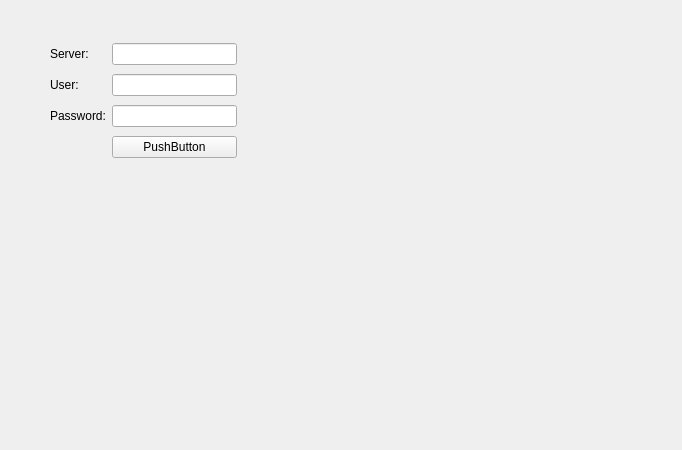
This is src/designer/views/clothodbview/ClothoDBView.ui in igemsoftware/USTC-Software_2011 as Qt 5 draws it before an edit. The edited form follows.
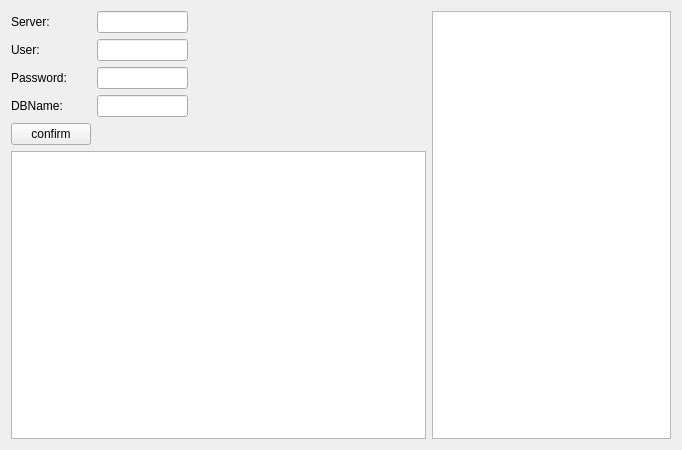
This is the edited form.

```diff
--- a/src/designer/views/clothodbview/ClothoDBView.ui
+++ b/src/designer/views/clothodbview/ClothoDBView.ui
@@ -13,15 +13,6 @@
   <property name="windowTitle">
    <string>Form</string>
   </property>
-  <widget class="QWidget" name="">
-   <property name="geometry">
-    <rect>
-     <x>50</x>
-     <y>40</y>
-     <width>187</width>
-     <height>122</height>
-    </rect>
-   </property>
    <layout class="QGridLayout" name="gridLayout">
     <item row="0" column="0">
      <widget class="QLabel" name="label_3">
@@ -33,6 +24,20 @@
     <item row="0" column="1">
      <widget class="QLineEdit" name="lineEdit_server"/>
     </item>
+   <item row="0" column="3" rowspan="6">
+    <widget class="QTreeView" name="treeView">
+     <property name="editTriggers">
+      <set>QAbstractItemView::NoEditTriggers</set>
+     </property>
+    </widget>
+   </item>
+   <item row="1" column="0">
+    <widget class="QLabel" name="label">
+     <property name="text">
+      <string>User:</string>
+     </property>
+    </widget>
+   </item>
     <item row="1" column="1">
      <widget class="QLineEdit" name="lineEdit_user"/>
     </item>
@@ -46,22 +51,40 @@
     <item row="2" column="1">
      <widget class="QLineEdit" name="lineEdit_password"/>
     </item>
+   <item row="2" column="2">
+    <spacer name="horizontalSpacer">
+     <property name="orientation">
+      <enum>Qt::Horizontal</enum>
+     </property>
+     <property name="sizeHint" stdset="0">
+      <size>
+       <width>249</width>
+       <height>20</height>
+      </size>
+     </property>
+    </spacer>
+   </item>
+   <item row="3" column="0">
+    <widget class="QLabel" name="label_4">
+     <property name="text">
+      <string>DBName:</string>
+     </property>
+    </widget>
+   </item>
     <item row="3" column="1">
+    <widget class="QLineEdit" name="lineEdit_dbname"/>
+   </item>
+   <item row="4" column="0">
      <widget class="QPushButton" name="pushButton">
       <property name="text">
-       <string>PushButton</string>
+      <string>confirm</string>
       </property>
      </widget>
     </item>
-    <item row="1" column="0">
-     <widget class="QLabel" name="label">
-      <property name="text">
-       <string>User:</string>
-      </property>
-     </widget>
-    </item>
-   </layout>
-  </widget>
+   <item row="5" column="0" colspan="3">
+    <widget class="QTableView" name="tableView"/>
+   </item>
+  </layout>
  </widget>
  <resources/>
  <connections/>
```
Lines whose indentation alone changed are shown as unchanged.
